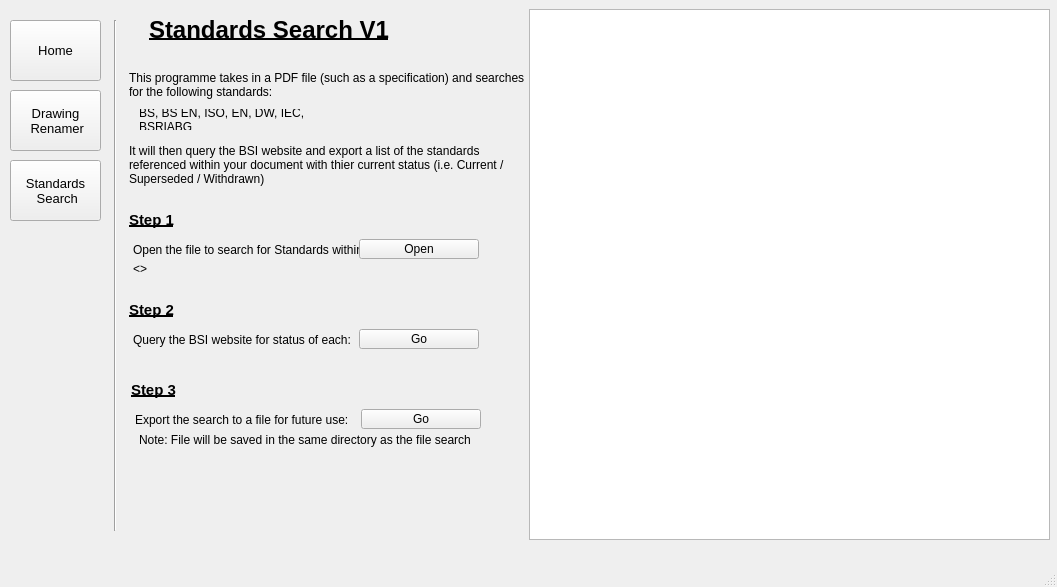
Qt form MainUI.ui (craig3050/CraigMEPTools) before a commit.
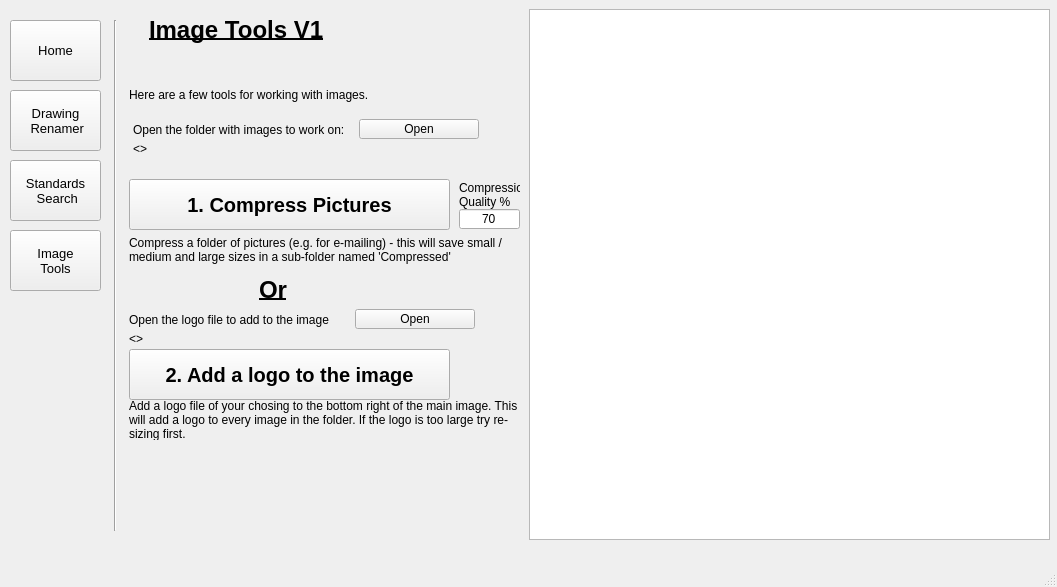
The same form after that commit.

Commit message: Added image processing tab and functionality

The edit to the form file:
```diff
--- a/MainUI.ui
+++ b/MainUI.ui
@@ -24,7 +24,7 @@
      </rect>
     </property>
     <property name="currentIndex">
-     <number>2</number>
+     <number>3</number>
     </property>
     <widget class="QWidget" name="page_home">
      <widget class="QLabel" name="label">
@@ -747,6 +747,264 @@
       </property>
      </widget>
     </widget>
+    <widget class="QWidget" name="page_image_tools">
+     <widget class="QLabel" name="label_5">
+      <property name="geometry">
+       <rect>
+        <x>0</x>
+        <y>80</y>
+        <width>411</width>
+        <height>31</height>
+       </rect>
+      </property>
+      <property name="text">
+       <string>Here are a few tools for working with images. </string>
+      </property>
+      <property name="wordWrap">
+       <bool>true</bool>
+      </property>
+     </widget>
+     <widget class="QLabel" name="label_enter_path_imagetools">
+      <property name="geometry">
+       <rect>
+        <x>4</x>
+        <y>120</y>
+        <width>231</width>
+        <height>21</height>
+       </rect>
+      </property>
+      <property name="toolTip">
+       <string>&lt;html&gt;&lt;head/&gt;&lt;body&gt;&lt;p&gt;e.g. 'C:/Users/Craig/Desktop/Foldername'&lt;/p&gt;&lt;/body&gt;&lt;/html&gt;</string>
+      </property>
+      <property name="text">
+       <string>Open the folder with images to work on:</string>
+      </property>
+     </widget>
+     <widget class="QPushButton" name="pushButton_enter_path_imagetools">
+      <property name="geometry">
+       <rect>
+        <x>230</x>
+        <y>120</y>
+        <width>120</width>
+        <height>20</height>
+       </rect>
+      </property>
+      <property name="text">
+       <string>Open</string>
+      </property>
+     </widget>
+     <widget class="QLabel" name="Title_lablel_5">
+      <property name="geometry">
+       <rect>
+        <x>20</x>
+        <y>10</y>
+        <width>271</width>
+        <height>41</height>
+       </rect>
+      </property>
+      <property name="font">
+       <font>
+        <pointsize>18</pointsize>
+        <weight>75</weight>
+        <bold>true</bold>
+        <underline>true</underline>
+       </font>
+      </property>
+      <property name="text">
+       <string>Image Tools V1</string>
+      </property>
+     </widget>
+     <widget class="QLabel" name="label_pathname_imagetools">
+      <property name="geometry">
+       <rect>
+        <x>4</x>
+        <y>140</y>
+        <width>311</width>
+        <height>20</height>
+       </rect>
+      </property>
+      <property name="text">
+       <string>&lt;&lt;Filename&gt;&gt;</string>
+      </property>
+     </widget>
+     <widget class="QPushButton" name="pushButton_compress_pictures">
+      <property name="geometry">
+       <rect>
+        <x>0</x>
+        <y>180</y>
+        <width>321</width>
+        <height>51</height>
+       </rect>
+      </property>
+      <property name="font">
+       <font>
+        <pointsize>15</pointsize>
+        <weight>75</weight>
+        <bold>true</bold>
+       </font>
+      </property>
+      <property name="text">
+       <string>1. Compress Pictures</string>
+      </property>
+     </widget>
+     <widget class="QLabel" name="label_pathname_imagetools_2">
+      <property name="geometry">
+       <rect>
+        <x>0</x>
+        <y>230</y>
+        <width>381</width>
+        <height>41</height>
+       </rect>
+      </property>
+      <property name="text">
+       <string>Compress a folder of pictures (e.g. for e-mailing) - this will save small / medium and large sizes in a sub-folder named 'Compressed'</string>
+      </property>
+      <property name="wordWrap">
+       <bool>true</bool>
+      </property>
+     </widget>
+     <widget class="QListWidget" name="listWidget_image_tools">
+      <property name="geometry">
+       <rect>
+        <x>400</x>
+        <y>10</y>
+        <width>521</width>
+        <height>531</height>
+       </rect>
+      </property>
+     </widget>
+     <widget class="QLineEdit" name="lineEdit_image_tools_quality">
+      <property name="geometry">
+       <rect>
+        <x>330</x>
+        <y>210</y>
+        <width>61</width>
+        <height>20</height>
+       </rect>
+      </property>
+      <property name="text">
+       <string>70</string>
+      </property>
+      <property name="alignment">
+       <set>Qt::AlignCenter</set>
+      </property>
+     </widget>
+     <widget class="QLabel" name="label_6">
+      <property name="geometry">
+       <rect>
+        <x>330</x>
+        <y>180</y>
+        <width>61</width>
+        <height>31</height>
+       </rect>
+      </property>
+      <property name="text">
+       <string>Compression Quality %</string>
+      </property>
+      <property name="wordWrap">
+       <bool>true</bool>
+      </property>
+     </widget>
+     <widget class="QPushButton" name="pushButton_add_a_logo">
+      <property name="geometry">
+       <rect>
+        <x>0</x>
+        <y>350</y>
+        <width>321</width>
+        <height>51</height>
+       </rect>
+      </property>
+      <property name="font">
+       <font>
+        <pointsize>15</pointsize>
+        <weight>75</weight>
+        <bold>true</bold>
+       </font>
+      </property>
+      <property name="text">
+       <string>2. Add a logo to the image</string>
+      </property>
+     </widget>
+     <widget class="QLabel" name="label_pathname_imagetools_3">
+      <property name="geometry">
+       <rect>
+        <x>0</x>
+        <y>330</y>
+        <width>311</width>
+        <height>20</height>
+       </rect>
+      </property>
+      <property name="text">
+       <string>&lt;&lt;Filename&gt;&gt;</string>
+      </property>
+     </widget>
+     <widget class="QLabel" name="label_enter_path_imagetools_2">
+      <property name="geometry">
+       <rect>
+        <x>0</x>
+        <y>310</y>
+        <width>231</width>
+        <height>21</height>
+       </rect>
+      </property>
+      <property name="toolTip">
+       <string>&lt;html&gt;&lt;head/&gt;&lt;body&gt;&lt;p&gt;e.g. 'C:/Users/Craig/Desktop/Foldername'&lt;/p&gt;&lt;/body&gt;&lt;/html&gt;</string>
+      </property>
+      <property name="text">
+       <string>Open the logo file to add to the image</string>
+      </property>
+     </widget>
+     <widget class="QPushButton" name="pushButton_enter_path_imagetools_2">
+      <property name="geometry">
+       <rect>
+        <x>226</x>
+        <y>310</y>
+        <width>120</width>
+        <height>20</height>
+       </rect>
+      </property>
+      <property name="text">
+       <string>Open</string>
+      </property>
+     </widget>
+     <widget class="QLabel" name="Title_lablel_6">
+      <property name="geometry">
+       <rect>
+        <x>130</x>
+        <y>270</y>
+        <width>41</width>
+        <height>41</height>
+       </rect>
+      </property>
+      <property name="font">
+       <font>
+        <pointsize>18</pointsize>
+        <weight>75</weight>
+        <bold>true</bold>
+        <underline>true</underline>
+       </font>
+      </property>
+      <property name="text">
+       <string>Or</string>
+      </property>
+     </widget>
+     <widget class="QLabel" name="label_pathname_imagetools_4">
+      <property name="geometry">
+       <rect>
+        <x>0</x>
+        <y>400</y>
+        <width>391</width>
+        <height>41</height>
+       </rect>
+      </property>
+      <property name="text">
+       <string>Add a logo file of your chosing to the bottom right of the main image. This will add a logo to every image in the folder. If the logo is too large try re-sizing first. </string>
+      </property>
+      <property name="wordWrap">
+       <bool>true</bool>
+      </property>
+     </widget>
+    </widget>
    </widget>
    <widget class="Line" name="line_2">
     <property name="geometry">
@@ -817,6 +1075,25 @@
  Search</string>
     </property>
    </widget>
+   <widget class="QToolButton" name="button_imagetools">
+    <property name="geometry">
+     <rect>
+      <x>10</x>
+      <y>230</y>
+      <width>91</width>
+      <height>61</height>
+     </rect>
+    </property>
+    <property name="font">
+     <font>
+      <pointsize>10</pointsize>
+     </font>
+    </property>
+    <property name="text">
+     <string>Image
+Tools</string>
+    </property>
+   </widget>
   </widget>
   <widget class="QMenuBar" name="menubar">
    <property name="geometry">
```
The commit also changes 3 other files.
